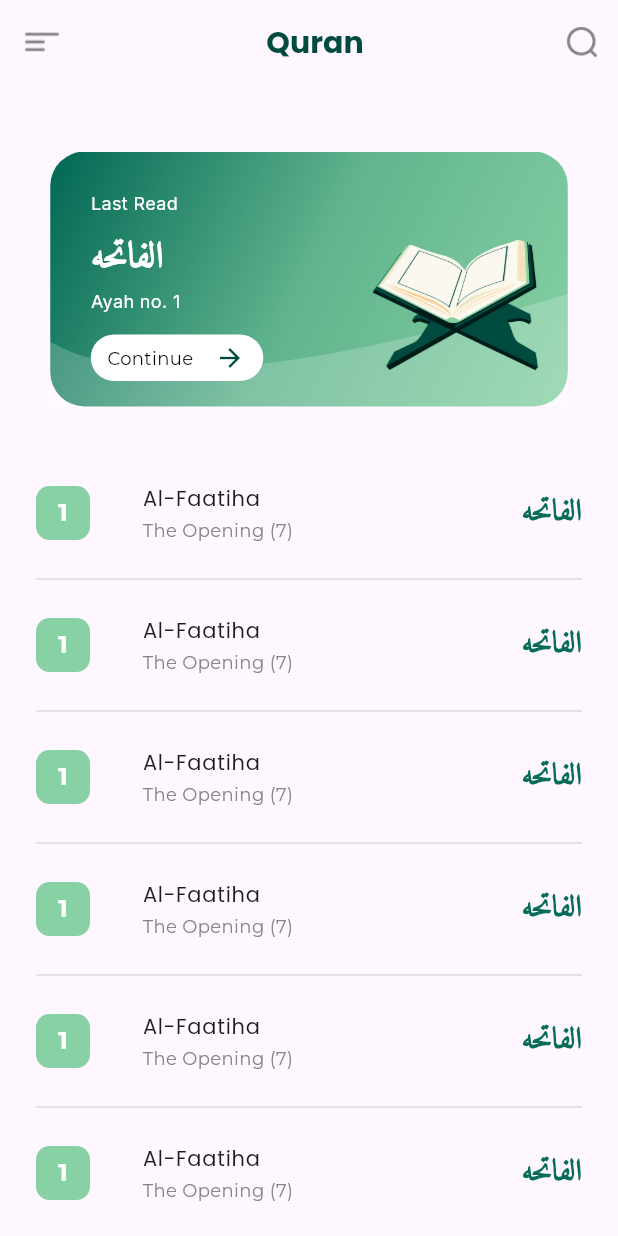
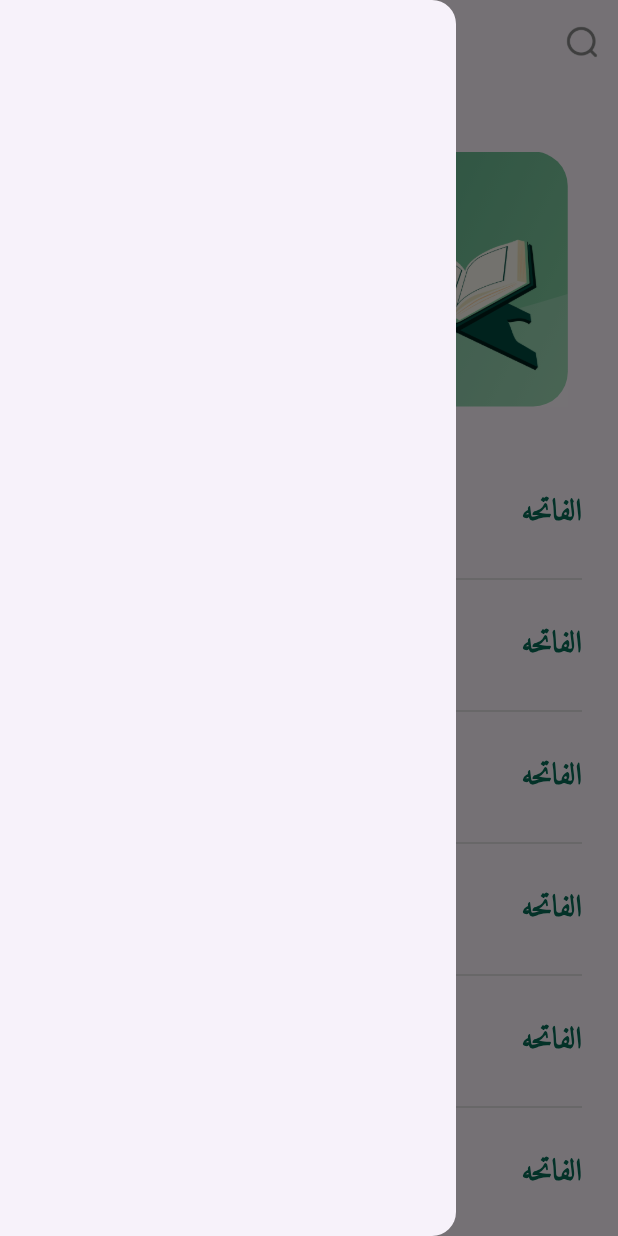
Before and after one commit to fouadsalama/Quran, a Flutter app: the screen it shows after launch, with the side drawer open (before the commit the screen has no drawer), on a phone screen of 412 x 824 dp. Run offline on Flutter 3.47's test engine with Material 3 defaults, Android fonts, the phone set to English and light mode, and no system bars; our stand-ins replace gap, go_router, google_fonts.

Commit message:
create Drawer in home view

```diff
--- a/lib/features/home/presentation/views/home_view.dart
+++ b/lib/features/home/presentation/views/home_view.dart
@@ -2,6 +2,7 @@ import 'package:flutter/material.dart';
 import 'package:islamic_app/core/utils/styles.dart';
 import 'widgets/custom_app_bar_ico.dart';
 import 'widgets/home_view_body.dart';
+import 'widgets/menu_drawer.dart';
 
 class HomeView extends StatelessWidget {
   HomeView({super.key});
@@ -10,18 +11,23 @@ class HomeView extends StatelessWidget {
   Widget build(BuildContext context) {
     return Scaffold(
       appBar: AppBar(
+        iconTheme: const IconThemeData(color: Color(0xff888888)),
         title: const Center(
           child: Text(
             'Quran',
             style: Styles.textStyle20,
           ),
         ),
-        leading: IconButton(
-          icon: const CustomAppBarIcons(
-            image: 'assets/images/menu.png',
-          ),
-          onPressed: () {},
-        ),
+        leading: Builder(builder: (context) {
+          return IconButton(
+            icon: const CustomAppBarIcons(
+              image: 'assets/images/menu.png',
+            ),
+            onPressed: () {
+              Scaffold.of(context).openDrawer();
+            },
+          );
+        }),
         actions: [
           IconButton(
             icon: const CustomAppBarIcons(
@@ -37,6 +43,7 @@ class HomeView extends StatelessWidget {
         ],
       ),
       body: const HomeViewBody(),
+      drawer: const MenuDrawer(),
     );
   }
 }
--- /dev/null
+++ b/lib/features/home/presentation/views/widgets/menu_drawer.dart
@@ -0,0 +1,14 @@
+import 'package:flutter/material.dart';
+
+class MenuDrawer extends StatelessWidget {
+  const MenuDrawer({
+    super.key,
+  });
+
+  @override
+  Widget build(BuildContext context) {
+    return Drawer(
+      child: Container(),
+    );
+  }
+}
```
